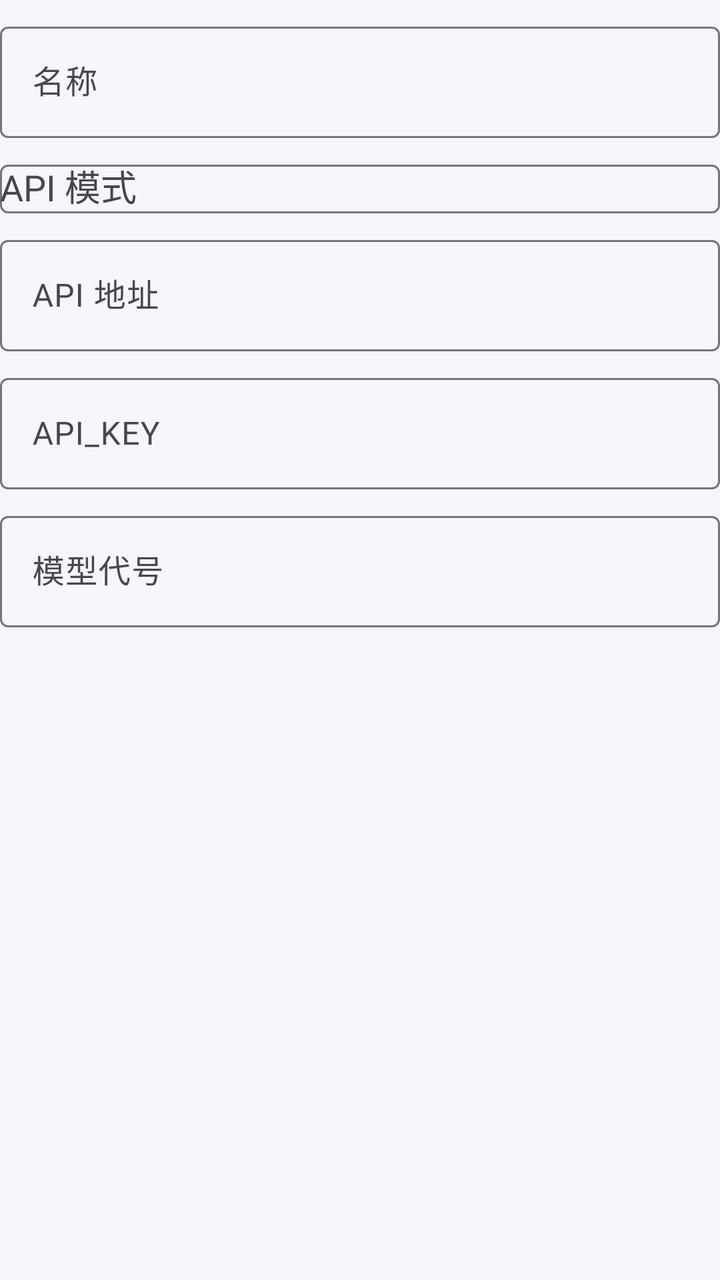
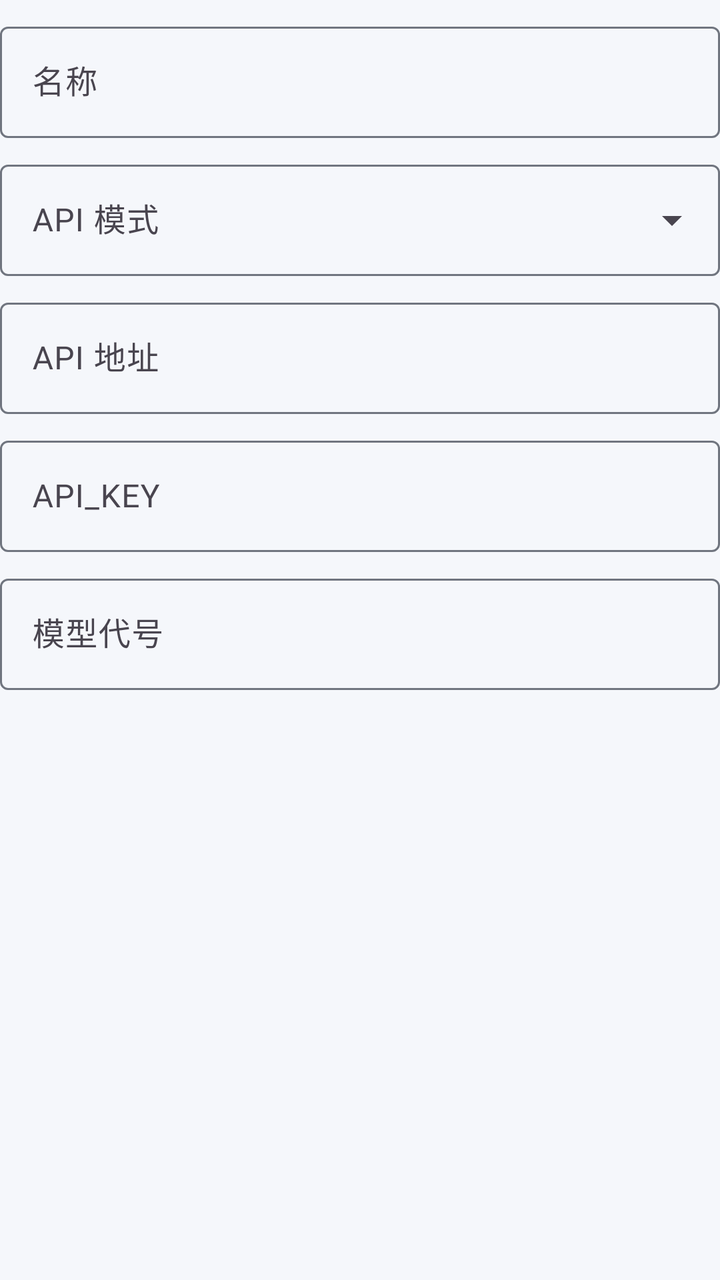

An Android layout rendered at two revisions. The XML below is the earlier revision; the diff shows what the commit changed to produce the second picture.
<!-- AndroidManifest.xml: application theme Theme.LiteAi -->
<!-- res/layout/dialog_model_edit.xml -->
<?xml version="1.0" encoding="utf-8"?>
<ScrollView xmlns:android="http://schemas.android.com/apk/res/android"
    xmlns:app="http://schemas.android.com/apk/res-auto"
    android:layout_width="match_parent"
    android:layout_height="wrap_content">

    <LinearLayout
        android:layout_width="match_parent"
        android:layout_height="wrap_content"
        android:orientation="vertical"
        android:paddingTop="8dp">

        <com.google.android.material.textfield.TextInputLayout
            android:layout_width="match_parent"
            android:layout_height="wrap_content">

            <com.google.android.material.textfield.TextInputEditText
                android:id="@+id/input_model_name"
                android:layout_width="match_parent"
                android:layout_height="wrap_content"
                android:hint="@string/model_name" />
        </com.google.android.material.textfield.TextInputLayout>

        <com.google.android.material.textfield.TextInputLayout
            android:layout_width="match_parent"
            android:layout_height="wrap_content"
            android:layout_marginTop="8dp">

            <com.google.android.material.textfield.MaterialAutoCompleteTextView
                android:id="@+id/input_model_mode"
                android:layout_width="match_parent"
                android:layout_height="wrap_content"
                android:hint="@string/model_mode"
                android:inputType="none" />
        </com.google.android.material.textfield.TextInputLayout>

        <com.google.android.material.textfield.TextInputLayout
            android:layout_width="match_parent"
            android:layout_height="wrap_content"
            android:layout_marginTop="8dp">

            <com.google.android.material.textfield.TextInputEditText
                android:id="@+id/input_model_url"
                android:layout_width="match_parent"
                android:layout_height="wrap_content"
                android:hint="@string/model_url" />
        </com.google.android.material.textfield.TextInputLayout>

        <com.google.android.material.textfield.TextInputLayout
            android:layout_width="match_parent"
            android:layout_height="wrap_content"
            android:layout_marginTop="8dp">

            <com.google.android.material.textfield.TextInputEditText
                android:id="@+id/input_model_key"
                android:layout_width="match_parent"
                android:layout_height="wrap_content"
                android:hint="@string/model_key" />
        </com.google.android.material.textfield.TextInputLayout>

        <com.google.android.material.textfield.TextInputLayout
            android:layout_width="match_parent"
            android:layout_height="wrap_content"
            android:layout_marginTop="8dp">

            <com.google.android.material.textfield.TextInputEditText
                android:id="@+id/input_model_code"
                android:layout_width="match_parent"
                android:layout_height="wrap_content"
                android:hint="@string/model_code" />
        </com.google.android.material.textfield.TextInputLayout>
    </LinearLayout>
</ScrollView>
<!-- resources referenced by this layout -->
<resources>
  <string name="model_code">模型代号</string>
  <string name="model_key">API_KEY</string>
  <string name="model_mode">API 模式</string>
  <string name="model_name">名称</string>
  <string name="model_url">API 地址</string>
  <style name="Theme.LiteAi" parent="Theme.Material3.Light.NoActionBar">
          <item name="colorPrimary">@color/md_theme_light_primary</item>
          <item name="colorOnPrimary">@color/md_theme_light_onPrimary</item>
          <item name="android:colorBackground">@color/md_theme_light_background</item>
          <item name="colorSurface">@color/md_theme_light_surface</item>
          <item name="colorOnSurface">@color/md_theme_light_onSurface</item>
          <item name="colorSecondaryContainer">@color/md_theme_light_secondaryContainer</item>
          <item name="colorOnSecondaryContainer">@color/md_theme_light_onSecondaryContainer</item>
          <item name="colorOutline">@color/md_theme_light_outline</item>
          <item name="android:statusBarColor">@android:color/transparent</item>
          <item name="android:navigationBarColor">@android:color/transparent</item>
          <item name="materialAlertDialogTheme">@style/ThemeOverlay.LiteAi.MaterialAlertDialog</item>
          <item name="android:windowLightStatusBar" tools:targetApi="m">true</item>
      </style>
  <color name="md_theme_light_primary">#2A5CAA</color>
  <color name="md_theme_light_onPrimary">#FFFFFF</color>
  <color name="md_theme_light_background">#F5F7FB</color>
  <color name="md_theme_light_surface">#FFFFFF</color>
  <color name="md_theme_light_onSurface">#1A1C1E</color>
  <color name="md_theme_light_secondaryContainer">#D9E2FF</color>
  <color name="md_theme_light_onSecondaryContainer">#13264C</color>
  <color name="md_theme_light_outline">#70757F</color>
  <style name="ThemeOverlay.LiteAi.MaterialAlertDialog" parent="ThemeOverlay.Material3.MaterialAlertDialog">
          <item name="materialAlertDialogBodyTextStyle">@style/TextAppearance.Material3.BodyMedium</item>
      </style>
</resources>

<!-- the commit's change to res/layout/dialog_model_edit.xml (unified diff, before → after) -->
@@ -22,6 +22,7 @@
         </com.google.android.material.textfield.TextInputLayout>
 
         <com.google.android.material.textfield.TextInputLayout
+            style="@style/Widget.Material3.TextInputLayout.OutlinedBox.ExposedDropdownMenu"
             android:layout_width="match_parent"
             android:layout_height="wrap_content"
             android:layout_marginTop="8dp">
